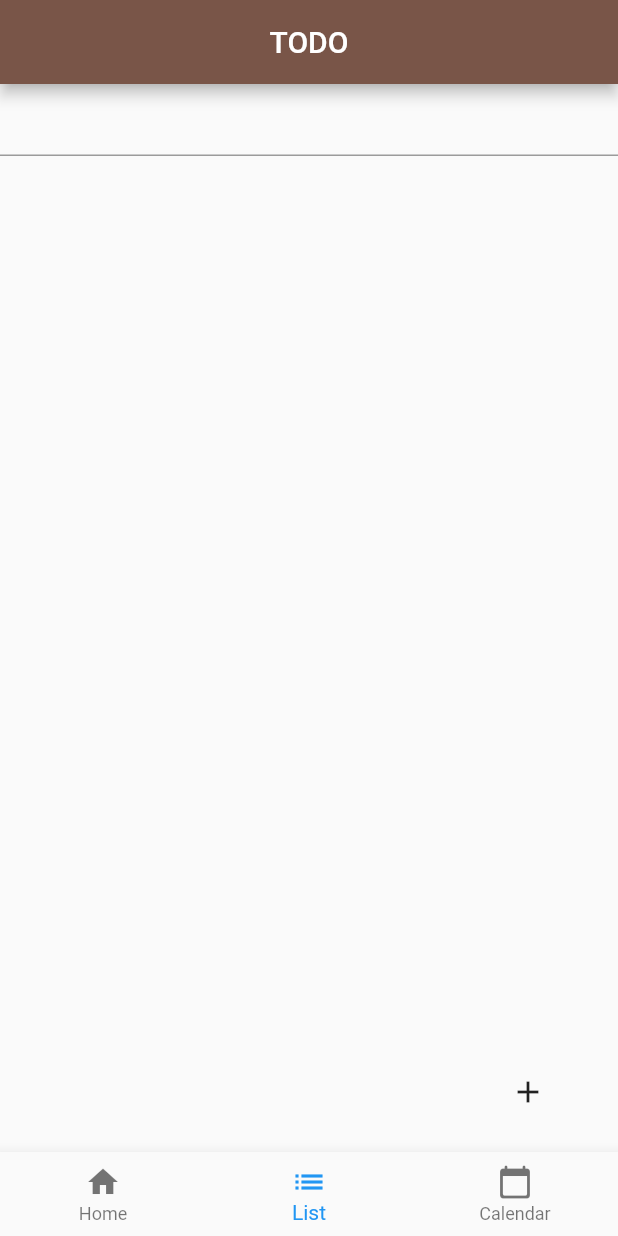
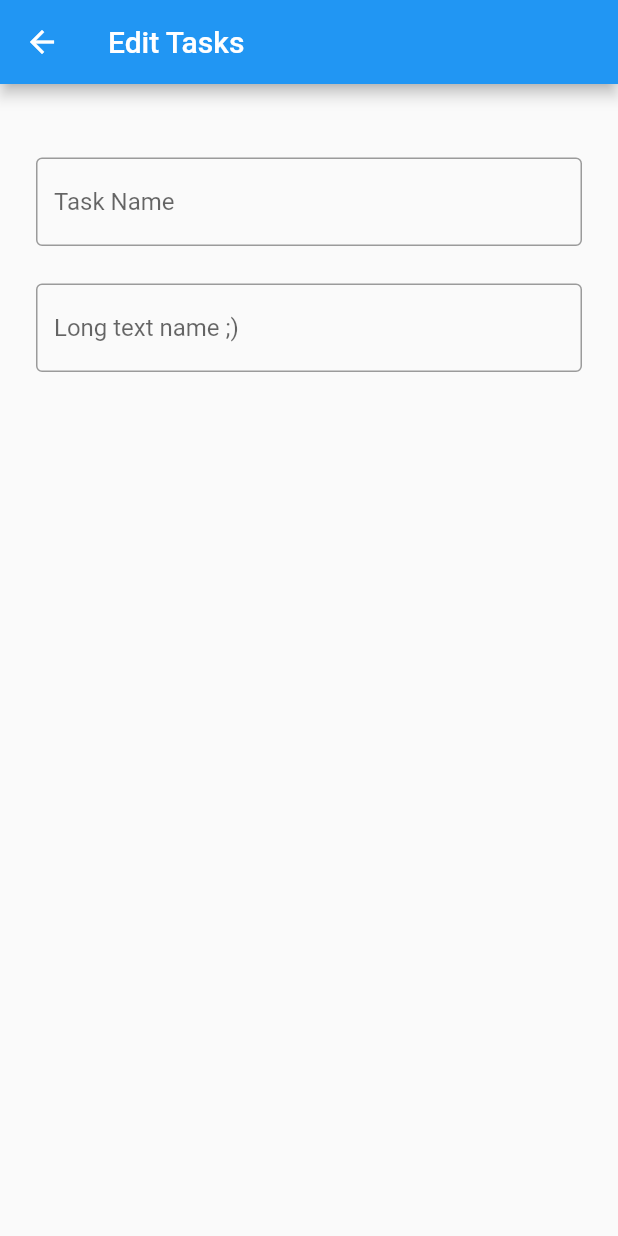
Before and after one commit to BlueM0ld/todo, a Flutter app: the screen it shows after launch, item 2 of the bottom bar chosen, after a tap on the "add" icon, on a phone screen of 412 x 824 dp. Run offline on Flutter 3.47's test engine with Material 2 defaults, Android fonts, the phone set to English and light mode, and no system bars; our stand-ins replace flutter_slidable, table_calendar.

Commit message:
Add a edit task page

```diff
--- a/lib/back.dart
+++ b/lib/back.dart
@@ -1,5 +1,6 @@
 import 'package:flutter/material.dart';
 import 'package:flutter_slidable/flutter_slidable.dart';
+import 'editTask.dart';
 
 class SecondScreen extends StatefulWidget {
   @override
@@ -85,9 +86,15 @@ class _SecondScreenState extends State<SecondScreen> {
         ],
       ),
       floatingActionButton: FlatButton(
+        // onPressed: () {
+        //   addToList(_textTask.text); // add to list view
+        //   _textTask.text = ""; // remove the task from the text field
+        // },
         onPressed: () {
-          addToList(_textTask.text); // add to list view
-          _textTask.text = ""; // remove the task from the text field
+          Navigator.push(
+            context,
+            MaterialPageRoute(builder: (context) => EditTask()),
+          );
         },
         child: Icon(Icons.add),
       ),
--- /dev/null
+++ b/lib/editTask.dart
@@ -0,0 +1,36 @@
+import 'package:flutter/material.dart';
+
+class EditTask extends StatefulWidget {
+  @override
+  _EditTaskState createState() => _EditTaskState();
+}
+
+class _EditTaskState extends State<EditTask> {
+  @override
+  Widget build(BuildContext context) {
+    return Scaffold(
+      appBar: AppBar(
+        title: Text("Edit Tasks"),
+      ),
+      body: ListView(
+        padding: EdgeInsets.all(24),
+        children: <Widget>[
+          Padding(
+              padding: EdgeInsets.only(top: 25.0),
+              child: TextField(
+                decoration: InputDecoration(
+                    border: OutlineInputBorder(), hintText: 'Task Name'),
+              )),
+          Padding(
+              padding: EdgeInsets.only(top: 25.0),
+              child: TextField(
+                maxLines: null,
+                decoration: InputDecoration(
+                    border: OutlineInputBorder(),
+                    hintText: 'Long text name ;)'),
+              )),
+        ],
+      ),
+    );
+  }
+}
```
